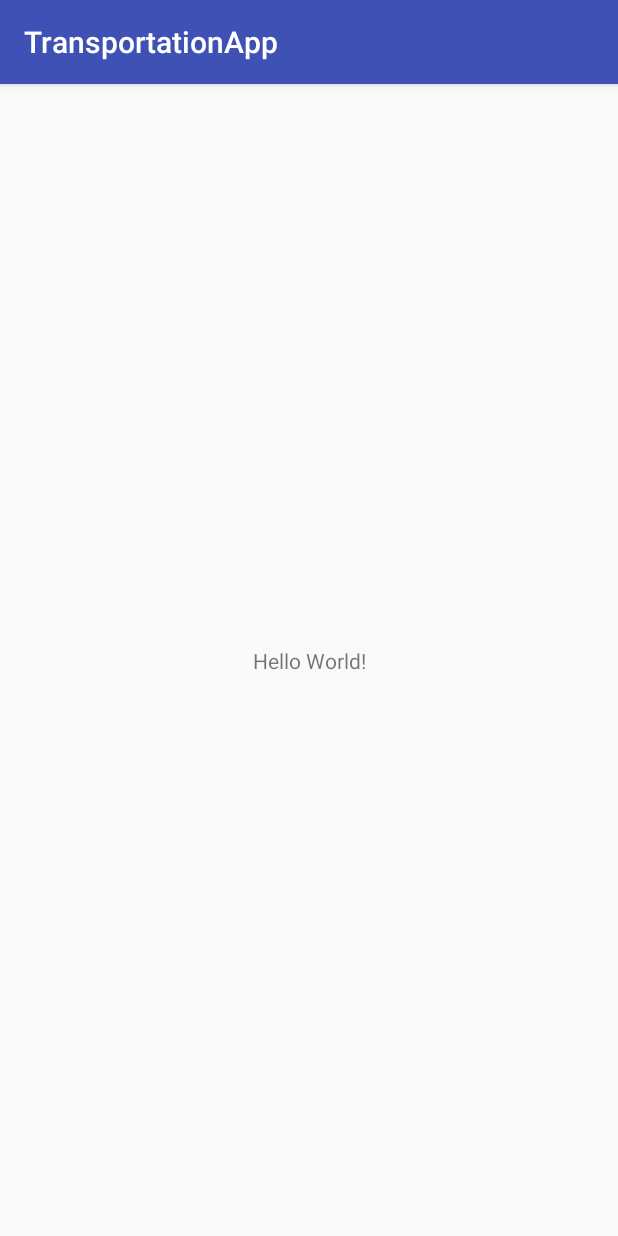
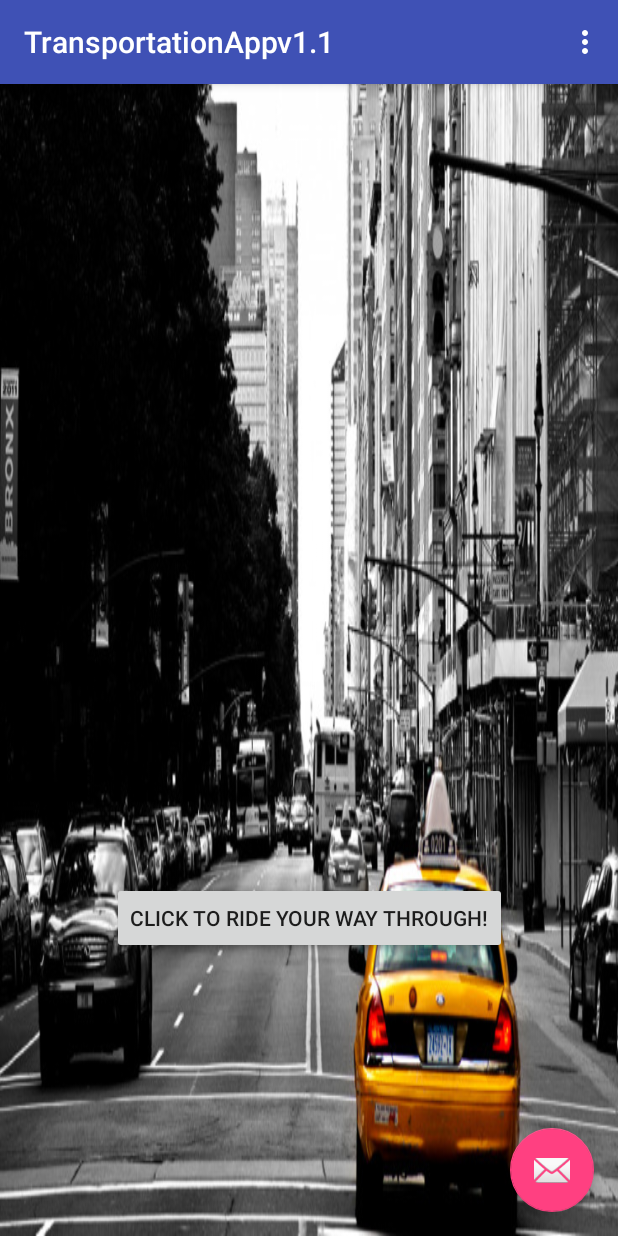
Before and after one commit to aashishsingh2k/TransportationApp, an Android app: the screen it shows after launch (AuthenticatorActivity), on a phone screen of 412 x 824 dp. Run offline under Robolectric (Android 15) with nearby library versions, the phone set to English and light mode, and no system bars; libraries missing offline, so code that uses them is left out: com.amazonaws.mobile; 2 statements that could not run were skipped.

Commit message:
commit 3:29am

```diff
--- a/app/src/main/java/pkali/transportationapp/AuthenticatorActivity.java
+++ b/app/src/main/java/pkali/transportationapp/AuthenticatorActivity.java
@@ -1,13 +1,106 @@
 package pkali.transportationapp;
 
+import android.content.Intent;
+import android.graphics.Color;
+import android.os.Bundle;
+import android.support.design.widget.FloatingActionButton;
+import android.support.design.widget.Snackbar;
 import android.support.v7.app.AppCompatActivity;
-import android.os.Bundle;
+import android.support.v7.widget.Toolbar;
+import android.view.Menu;
+import android.view.MenuItem;
+import android.view.View;
+
+import com.amazonaws.mobile.auth.ui.AuthUIConfiguration;
+import com.amazonaws.mobile.auth.ui.SignInUI;
+import com.amazonaws.mobile.client.AWSMobileClient;
+import com.amazonaws.mobile.client.AWSStartupHandler;
+import com.amazonaws.mobile.client.AWSStartupResult;
 
 public class AuthenticatorActivity extends AppCompatActivity {
-    //yoyooyoyoyo
+    public static final int mainActivity_ID = 1;
+
     @Override
     protected void onCreate(Bundle savedInstanceState) {
         super.onCreate(savedInstanceState);
-        setContentView(R.layout.activity_authenticator);
+
+        //setContentView(R.layout.activity_authenticator);
+        setContentView(R.layout.activity_main);
+
+        Toolbar toolbar = findViewById(R.id.toolbar);
+        setSupportActionBar(toolbar);
+
+        FloatingActionButton fab = findViewById(R.id.fab);
+        fab.setOnClickListener(new View.OnClickListener() {
+            @Override
+            public void onClick(View view) {
+                Snackbar.make(view, "Replace with your own action", Snackbar.LENGTH_LONG)
+                        .setAction("Action", null).show();
+            }
+        });
+
+        AWSMobileClient.getInstance().initialize(this).execute();
+        AWSMobileClient.getInstance().initialize(this, new AWSStartupHandler() {
+            @Override
+            public void onComplete(AWSStartupResult awsStartupResult) {
+                AuthUIConfiguration config =
+                        new AuthUIConfiguration.Builder()
+                                .userPools(true)  // true? show the Email and Password UI
+                                .logoResId(R.drawable.mylogo) // Change the logo
+                                .backgroundColor(Color.BLUE) // Change the backgroundColor
+                                .isBackgroundColorFullScreen(true) // Full screen backgroundColor the backgroundColor full screenff
+                                .fontFamily("sans-serif-light") // Apply sans-serif-light as the global font
+                                .canCancel(true)
+                                .build();
+
+                SignInUI signin = (SignInUI) AWSMobileClient.getInstance().getClient(AuthenticatorActivity.this, SignInUI.class);
+                signin.login(AuthenticatorActivity.this, NextActivity.class).execute();
+
+            }
+        }).execute();
+
     }
+
+    public void OnClick1(View view) {
+        AWSMobileClient.getInstance().initialize(this).execute();
+
+        AWSMobileClient.getInstance().initialize(this, new AWSStartupHandler() {
+
+            @Override
+            public void onComplete(AWSStartupResult awsStartupResult) {
+                SignInUI signin = (SignInUI) AWSMobileClient.getInstance().getClient(AuthenticatorActivity.this, SignInUI.class);
+                signin.login(AuthenticatorActivity.this, NextActivity.class).execute();
+
+            }
+        }).execute();
+    }
+
+    @Override
+    public boolean onCreateOptionsMenu(Menu menu) {
+        // Inflate the menu; this adds items to the action bar if it is present.
+        getMenuInflater().inflate(R.menu.menu_main, menu);
+        return true;
+    }
+
+    @Override
+    public boolean onOptionsItemSelected(MenuItem item) {
+        // Handle action bar item clicks here. The action bar will
+        // automatically handle clicks on the Home/Up button, so long
+        // as you specify a parent activity in AndroidManifest.xml.
+        int id = item.getItemId();
+
+        //noinspection SimplifiableIfStatement
+        if (id == R.id.action_settings) {
+            return true;
+        }
+
+        return super.onOptionsItemSelected(item);
+    }
+
+    public void OnClickRegister1(View view) {
+        Intent i = new Intent(this, AuthenticatorActivity.class);
+
+
+    }
+
 }
--- /dev/null
+++ b/app/src/main/res/layout/activity_main.xml
@@ -0,0 +1,33 @@
+<?xml version="1.0" encoding="utf-8"?>
+<android.support.design.widget.CoordinatorLayout xmlns:android="http://schemas.android.com/apk/res/android"
+    xmlns:app="http://schemas.android.com/apk/res-auto"
+    xmlns:tools="http://schemas.android.com/tools"
+    android:layout_width="match_parent"
+    android:layout_height="match_parent"
+    tools:context="pkali.transportationapp.AuthenticatorActivity">
+
+    <android.support.design.widget.AppBarLayout
+        android:layout_width="match_parent"
+        android:layout_height="wrap_content"
+        android:theme="@style/AppTheme.AppBarOverlay">
+
+        <android.support.v7.widget.Toolbar
+            android:id="@+id/toolbar"
+            android:layout_width="match_parent"
+            android:layout_height="?attr/actionBarSize"
+            android:background="?attr/colorPrimary"
+            app:popupTheme="@style/AppTheme.PopupOverlay" />
+
+    </android.support.design.widget.AppBarLayout>
+
+    <include layout="@layout/content_main" />
+
+    <android.support.design.widget.FloatingActionButton
+        android:id="@+id/fab"
+        android:layout_width="wrap_content"
+        android:layout_height="wrap_content"
+        android:layout_gravity="bottom|end"
+        android:layout_margin="@dimen/fab_margin"
+        app:srcCompat="@android:drawable/ic_dialog_email" />
+
+</android.support.design.widget.CoordinatorLayout>
--- /dev/null
+++ b/app/src/main/res/layout/content_main.xml
@@ -0,0 +1,23 @@
+<?xml version="1.0" encoding="utf-8"?>
+<android.support.constraint.ConstraintLayout xmlns:android="http://schemas.android.com/apk/res/android"
+    xmlns:app="http://schemas.android.com/apk/res-auto"
+    xmlns:tools="http://schemas.android.com/tools"
+    android:layout_width="match_parent"
+    android:layout_height="match_parent"
+    android:background="@drawable/data"
+    tools:context="pkali.transportationapp.AuthenticatorActivity"
+    tools:layout_editor_absoluteY="81dp"
+    tools:showIn="@layout/activity_main">
+
+    <Button
+        android:id="@+id/button_register"
+        android:layout_width="wrap_content"
+        android:layout_height="wrap_content"
+        android:layout_marginBottom="188dp"
+        android:onClick="OnClick1"
+        android:text="Click to ride your way through!"
+        app:layout_constraintBottom_toBottomOf="parent"
+        app:layout_constraintEnd_toEndOf="parent"
+        app:layout_constraintStart_toStartOf="parent" />
+
+</android.support.constraint.ConstraintLayout>
--- /dev/null
+++ b/app/src/main/res/menu/menu_main.xml
@@ -0,0 +1,10 @@
+<menu xmlns:android="http://schemas.android.com/apk/res/android"
+    xmlns:app="http://schemas.android.com/apk/res-auto"
+    xmlns:tools="http://schemas.android.com/tools"
+    tools:context="pkali.transportationapp.AuthenticatorActivity">
+    <item
+        android:id="@+id/action_settings"
+        android:orderInCategory="100"
+        android:title="@string/action_settings"
+        app:showAsAction="never" />
+</menu>
--- /dev/null
+++ b/app/src/main/res/values/dimens.xml
@@ -0,0 +1,3 @@
+<resources>
+    <dimen name="fab_margin">16dp</dimen>
+</resources>
--- a/app/src/main/res/values/strings.xml
+++ b/app/src/main/res/values/strings.xml
@@ -1,3 +1,4 @@
 <resources>
-    <string name="app_name">TransportationApp</string>
+    <string name="app_name">TransportationAppv1.1</string>
+    <string name="action_settings">Settings</string>
 </resources>
--- a/app/src/main/res/values/styles.xml
+++ b/app/src/main/res/values/styles.xml
@@ -8,4 +8,13 @@
         <item name="colorAccent">@color/colorAccent</item>
     </style>
 
+    <style name="AppTheme.NoActionBar">
+        <item name="windowActionBar">false</item>
+        <item name="windowNoTitle">true</item>
+    </style>
+
+    <style name="AppTheme.AppBarOverlay" parent="ThemeOverlay.AppCompat.Dark.ActionBar" />
+
+    <style name="AppTheme.PopupOverlay" parent="ThemeOverlay.AppCompat.Light" />
+
 </resources>
```
Also changed, not shown: app/build.gradle (+14 -2 lines), app/src/main/AndroidManifest.xml (+9 -2 lines), app/src/main/java/pkali/transportationapp/NextActivity.java (added, +62 -0 lines), app/src/main/res/layout/next_activity.xml (added, +29 -0 lines), app/src/main/res/raw/awsconfiguration.json (added, +34 -0 lines), app/src/main/res/drawable/data.jpg (added), app/src/main/res/drawable/image.jpg (added), app/src/main/res/drawable/mylogo.jpg (added), build.gradle (line endings or trailing spaces), gradle/wrapper/gradle-wrapper.properties.
